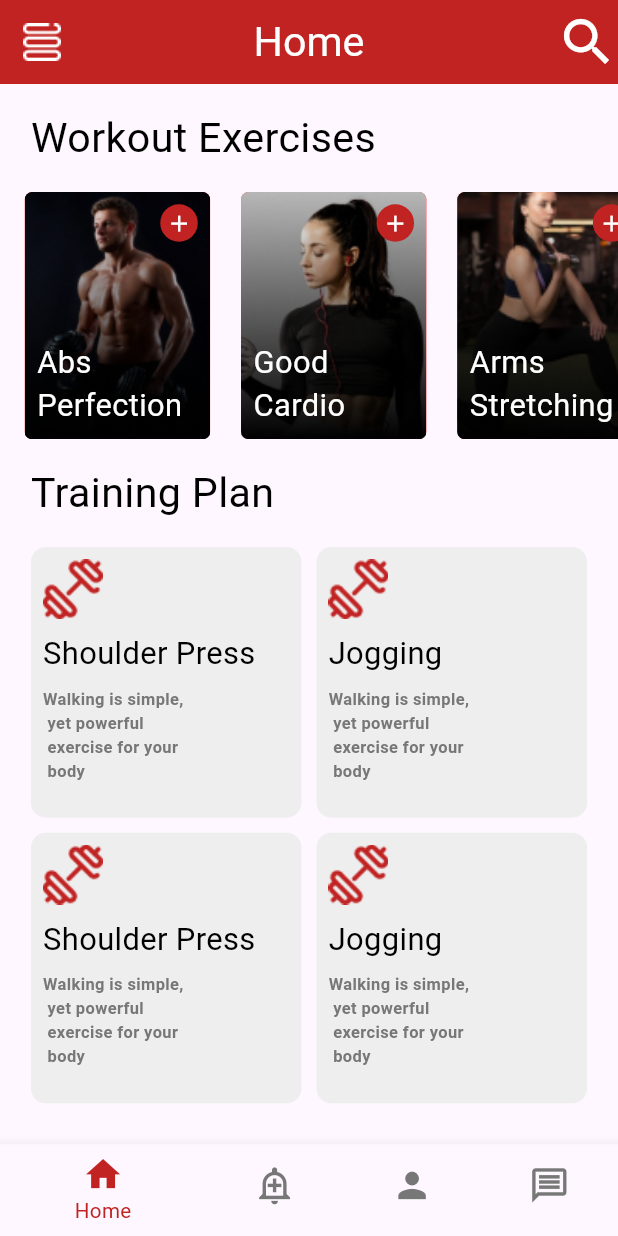
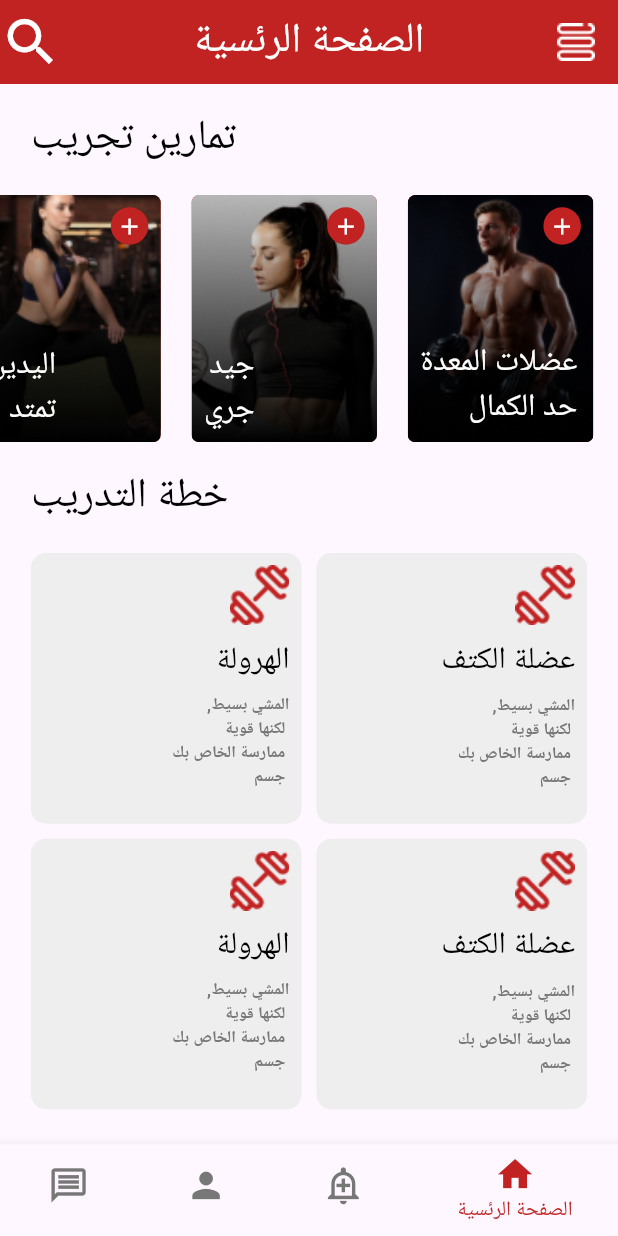
Before and after one commit to mohammadjiha/Gym, a Flutter app: the HomeScreen screen opened by its route, on a phone screen of 412 x 824 dp. Run offline on Flutter 3.47's test engine with Material 3 defaults, Android fonts, the phone set to English and light mode, and no system bars; our stand-ins replace device_preview, google_fonts, sizer, smooth_page_indicator; Roboto replaces fonts that are missing (Faustina).

```diff
--- a/lib/View/Screen/Home_Screen/Home_Screen.dart
+++ b/lib/View/Screen/Home_Screen/Home_Screen.dart
@@ -4,6 +4,8 @@ import 'package:google_fonts/google_fonts.dart';
 import 'package:gymtask/View/Screen/Home_Screen/body/Body_HomeScreen.dart';
 import 'package:gymtask/const/const.dart';
 import 'package:sizer/sizer.dart';
+
+import '../../../generated/l10n.dart';
 
 class HomeScreen extends StatefulWidget {
   static const String RoutName = 'HomeScreen';
@@ -31,7 +33,7 @@ class _HomeScreenState extends State<HomeScreen> {
           )
         ],
         title: Text(
-          'Home',
+          S.of(context).home,
           style: GoogleFonts.faustina(
               color: color.white,
               fontSize: 20.sp,
@@ -46,22 +48,22 @@ class _HomeScreenState extends State<HomeScreen> {
         unselectedFontSize: 8.sp,
         selectedItemColor: color.Red,
         unselectedItemColor: const Color.fromRGBO(119, 119, 119, 1),
-        items: const [
+        items:  [
           BottomNavigationBarItem(
-            label: 'Home',
-            icon: Icon(Icons.home),
+            label: S.of(context).home,
+            icon: const Icon(Icons.home),
           ),
           BottomNavigationBarItem(
-            label: 'Notfaction',
-            icon: Icon(Icons.add_alert_outlined),
+            label: S.of(context).notification,
+            icon: const Icon(Icons.add_alert_outlined),
           ),
           BottomNavigationBarItem(
-            label: 'Profile',
-            icon: Icon(Icons.person),
+            label: S.of(context).profile,
+            icon: const Icon(Icons.person),
           ),
           BottomNavigationBarItem(
-            label: 'Messages',
-            icon: Icon(Icons.message_outlined),
+            label: S.of(context).messages,
+            icon: const Icon(Icons.message_outlined),
           ),
         ],
         currentIndex: _crentindex,
--- a/lib/View/Screen/Home_Screen/Widget/GridView.dart
+++ b/lib/View/Screen/Home_Screen/Widget/GridView.dart
@@ -3,6 +3,8 @@ import 'package:flutter/material.dart';
 import 'package:google_fonts/google_fonts.dart';
 import 'package:gymtask/const/const.dart';
 import 'package:sizer/sizer.dart';
+
+import '../../../../generated/l10n.dart';
 
 class Grid extends StatelessWidget {
   final String Title;
@@ -35,7 +37,7 @@ class Grid extends StatelessWidget {
             ),
             const SizedBox(height: 8.0),
             Text(
-              'Walking is simple,\n yet powerful\n exercise for your\n body',
+              S.of(context).walkingIsSimplenYetPowerfulnExerciseForYournBody,
               style: GoogleFonts.faustina(
                 textStyle: TextStyle(
                   fontWeight: FontWeight.bold,
--- a/lib/View/Screen/Home_Screen/body/Body_HomeScreen.dart
+++ b/lib/View/Screen/Home_Screen/body/Body_HomeScreen.dart
@@ -5,6 +5,8 @@ import 'package:gymtask/View/Screen/Home_Screen/Widget/GridView.dart';
 import 'package:gymtask/View/Screen/Home_Screen/Widget/row.dart';
 import 'package:gymtask/const/const.dart';
 import 'package:sizer/sizer.dart';
+
+import '../../../../generated/l10n.dart';
 
 class BodyHomeScreen extends StatelessWidget {
   const BodyHomeScreen({super.key});
@@ -15,10 +17,10 @@ class BodyHomeScreen extends StatelessWidget {
     final width = size.width;
     final height = size.height;
     final List<String> titles = [
-      'Shoulder Press',
-      'Jogging',
-      'Shoulder Press',
-      'Jogging'
+      S.of(context).shoulderPress,
+      S.of(context).jogging,
+      S.of(context).shoulderPress,
+      S.of(context).jogging
     ];
     return SingleChildScrollView(
       child: Column(
@@ -28,7 +30,7 @@ class BodyHomeScreen extends StatelessWidget {
             child: Padding(
               padding: EdgeInsets.only(left: width * 0.05, top: height * 0.02),
               child: Text(
-                'Workout Exercises',
+                S.of(context).workoutExercises,
                 style: GoogleFonts.faustina(
                     textStyle: TextStyle(
                   fontWeight: FontWeight.normal,
@@ -48,30 +50,31 @@ class BodyHomeScreen extends StatelessWidget {
                   SizedBox(
                     width: width * 0.04,
                   ),
-                  const RowWidget(
-                    NameImage: 'young-fitness-man-studio_7502-5004 1.png',
-                    NameTitle: 'Abs',
-                    NameTitle2: 'Perfection',
+                  RowWidget(
+                    NameImage:
+                        'young-fitness-man-studio_7502-5004 1.png',
+                    NameTitle: S.of(context).abs,
+                    NameTitle2: S.of(context).perfection,
                     NameImage2: 'Rectangle 13.png',
                   ),
                   SizedBox(
                     width: width * 0.05,
                   ),
-                  const RowWidget(
+                  RowWidget(
                     NameImage:
                         'front-view-woman-with-dumbbells-copy-space_23-2148499217 1.png',
-                    NameTitle: 'Good',
-                    NameTitle2: 'Cardio',
+                    NameTitle: S.of(context).good,
+                    NameTitle2: S.of(context).cardio,
                     NameImage2: 'Rectangle 13.png',
                   ),
                   SizedBox(
                     width: width * 0.05,
                   ),
-                  const RowWidget(
+                  RowWidget(
                     NameImage:
                         'full-shot-woman-exercising-with-dumbbell_23-2148768890 1.png',
-                    NameTitle: 'Arms',
-                    NameTitle2: 'Stretching',
+                    NameTitle: S.of(context).arms,
+                    NameTitle2: S.of(context).stretching,
                     NameImage2: 'Rectangle 13.png',
                   ),
                   SizedBox(
@@ -86,7 +89,7 @@ class BodyHomeScreen extends StatelessWidget {
             child: Align(
               alignment: Alignment.topLeft,
               child: Text(
-                'Training Plan',
+                S.of(context).trainingPlan,
                 style: GoogleFonts.faustina(
                     textStyle: TextStyle(
                   fontWeight: FontWeight.normal,
--- a/lib/View/Screen/Splash_Screen/Widget/pageview.dart
+++ b/lib/View/Screen/Splash_Screen/Widget/pageview.dart
@@ -1,6 +1,8 @@
 import 'package:flutter/material.dart';
 import 'package:google_fonts/google_fonts.dart';
 import 'package:sizer/sizer.dart';
+
+import '../../../../generated/l10n.dart';
 
 class PageView1 extends StatelessWidget {
   const PageView1({super.key});
@@ -46,7 +48,7 @@ class PageView1 extends StatelessWidget {
           left: width * 0.1,
           right: width * 0.1,
           child: Text(
-            'Welcome To FitKit UI Kit',
+            S.of(context).welcomeToFitkitUiKit,
             style: GoogleFonts.openSans(
               textStyle: TextStyle(
                 fontSize: 21.sp,
--- a/lib/View/Screen/Splash_Screen/body/Splash_body.dart
+++ b/lib/View/Screen/Splash_Screen/body/Splash_body.dart
@@ -4,6 +4,8 @@ import 'package:gymtask/View/Screen/Sign_Screen/Sign_Screen.dart';
 import 'package:gymtask/View/Screen/Splash_Screen/Widget/pageview.dart';
 import 'package:sizer/sizer.dart';
 import 'package:smooth_page_indicator/smooth_page_indicator.dart';
+
+import '../../../../generated/l10n.dart';
 
 class SplashBody extends StatefulWidget {
   const SplashBody({super.key});
@@ -60,7 +62,7 @@ class _SplashBodyState extends State<SplashBody> {
                       controller.jumpToPage(2);
                     },
                     child: Text(
-                      'Skip',
+                      S.of(context).skip,
                       style: GoogleFonts.openSans(
                         textStyle: TextStyle(
                           fontSize: 10.sp,
@@ -90,7 +92,7 @@ class _SplashBodyState extends State<SplashBody> {
                       }
                     },
                     child: Text(
-                      isLastPage ? 'Sign Up' : 'Next',
+                      isLastPage ? S.of(context).signUp : S.of(context).next,
                       style: GoogleFonts.openSans(
                         textStyle: TextStyle(
                           fontSize: 10.sp,
--- /dev/null
+++ b/lib/l10n/app_locale.dart
@@ -0,0 +1,10 @@
+import 'dart:ui';
+
+class AppLocale {
+  static final AppLocale _shared = AppLocale._translate();
+  factory AppLocale() {
+    return _shared;
+  }
+  AppLocale._translate();
+  Locale myAppLocale = const Locale('ar');
+}
--- /dev/null
+++ b/lib/l10n/intl_ar.arb
@@ -0,0 +1,48 @@
+{
+  "appName" : "Gym",
+  "skip": "تخطي",
+  "fitKit": "Fit Kit",
+  "kit": "Kit",
+  "welcome": "مرحباً!",
+  "signIntoYourAccount": "تسجيل الدخول إلى حسابك",
+  "emailId": "عنوان الايميل*",
+  "password": "كلمة المرور*",
+  "forgotPassword": "هل نسيت كلمة السر؟",
+  "login": "تسجيل الدخول",
+  "or": "أو",
+  "dontHaveAnAccountt": "ليس لديك حساب؟\t",
+  "signup": "اشتراك",
+  "createYourAccount": "أنشئ حسابك",
+  "username": "اسم المستخدم*",
+  "iReadAndAgreet": "\tقرأت وأوافق\t",
+  "toTermsConditions": "للشروط والأحكام",
+  "gender": "جنس",
+  "next": "التالي",
+  "toGiveYouABetterExperrinceNWeNeedTo": "لتعطيك تجربة أفضل \n نحن بحاجة إلى معرفة جنسك",
+  "letUsKnowHowNWeCanHelpYou": "اسمحوا لنا أن نعرف كيف \n يمكننا مساعدتك",
+  "weightLoss": "فقدان الوزن",
+  "betterSleepingHabit": "عادة نوم أفضل",
+  "trackMyNutrition": "تتبع تغذيتي",
+  "improveOverallFitness": "تحسين اللياقة العامة",
+  "getStared": "احصل على التحديق",
+  "home": "الصفحة الرئسية",
+  "notification": "إشعارات",
+  "profile": "حساب تعريفي",
+  "messages": "رسائل",
+  "shoulderPress": "عضلة الكتف",
+  "jogging": "الهرولة",
+  "workoutExercises": "تمارين تجريب",
+  "abs": "عضلات المعدة",
+  "perfection": "حد الكمال",
+  "good": "جيد",
+  "cardio": "جري",
+  "arms": "اليدين",
+  "stretching": "تمتد",
+  "trainingPlan": "خطة التدريب",
+  "walkingIsSimplenYetPowerfulnExerciseForYournBody": "المشي بسيط,\n لكنها قوية\n ممارسة الخاص بك\n جسم",
+  "signUp": "اشتراك",
+  "welcomeToFitkitUiKit": "مرحبًا بك في مجموعة FitKit UI",
+  "loremIpsumIsSimplyDummyTextOfnThePrintingAnd": "لوريم إيبسوم هو ببساطة نص وهمي الطباعة",
+  "typesetting": "\n\tالتنضيد",
+  "logInWithAccount": "تسجيل الدخول باستخدام الحساب"
+}
```
Also changed, not shown: lib/View/Screen/Creat_Screen/body/Body_Creat_Screen.dart (+13 -12 lines), lib/View/Screen/Gender_Screen/body/body_Gender.dart (+7 -5 lines), lib/View/Screen/Help_Screen/body/BodyHelpScreen.dart (+11 -9 lines), lib/View/Screen/Sign_Screen/body/Body_SigScreen.dart (+38 -20 lines), lib/View/Screen/login_Screen/body/Body_Sigin_Screen.dart (+11 -10 lines), lib/l10n/intl_en.arb (added, +49 -0 lines), lib/main.dart (+19 -6 lines), pubspec.yaml (+5 -2 lines), lib/generated/intl/messages_all.dart (added), lib/generated/intl/messages_ar.dart (added), lib/generated/intl/messages_en.dart (added), lib/generated/l10n.dart (added), pubspec.lock.
